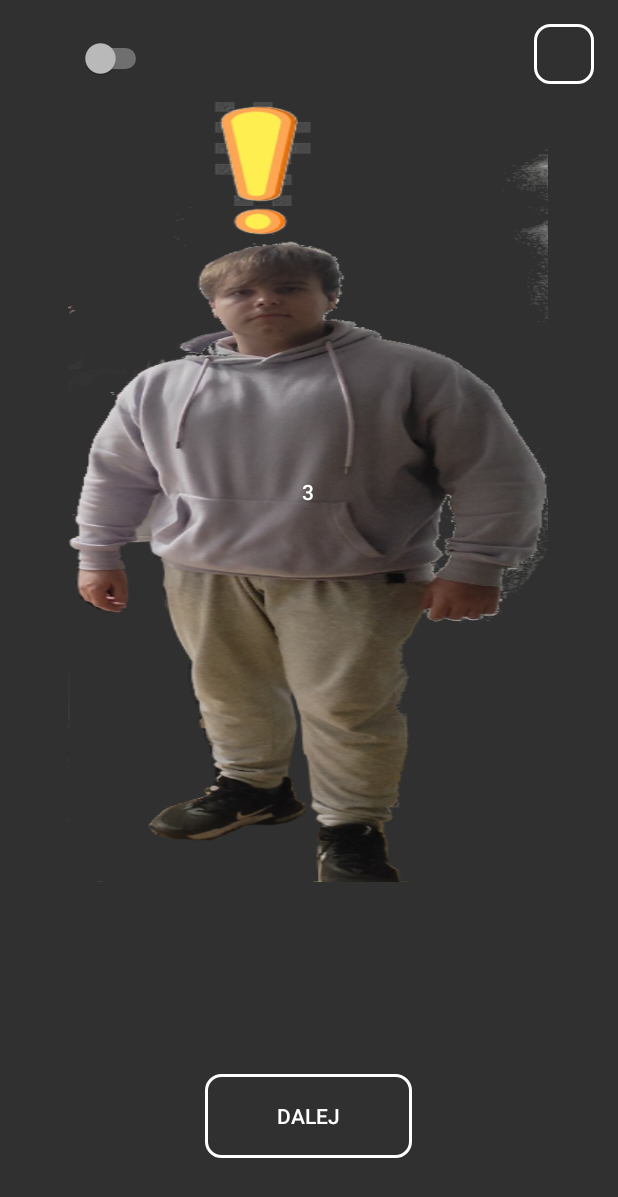
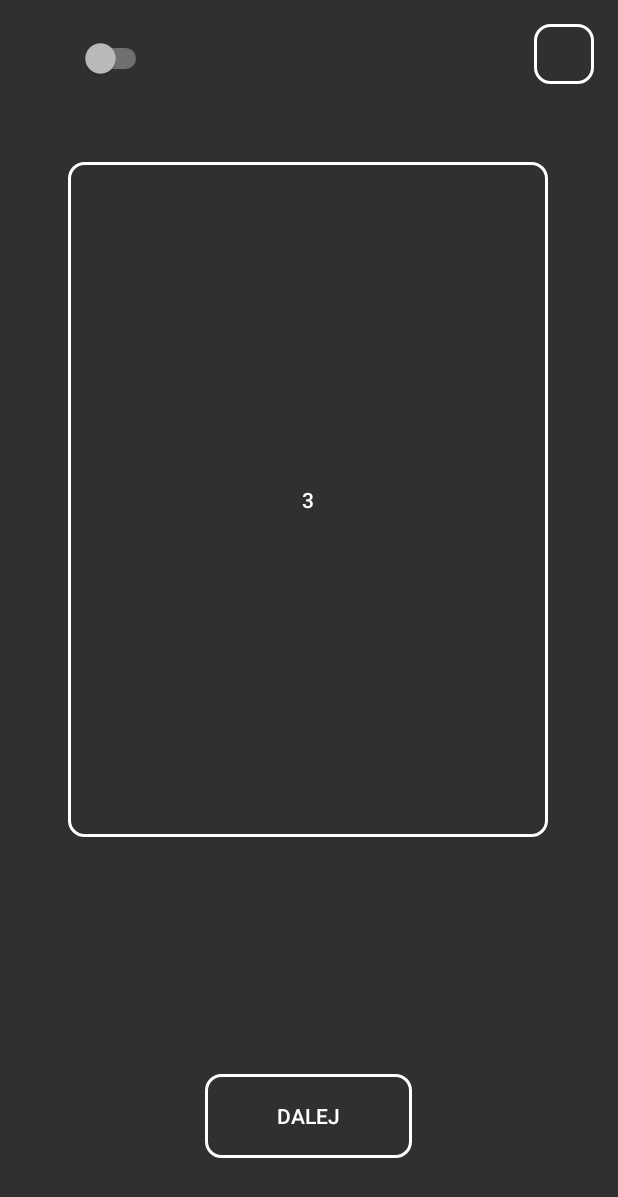
Before and after one commit to TPL-TEAM/KartyNaImprezeAPK, an Android app built with Jetpack Compose: the GameplayAc screen opened directly, with no data from a screen before it, on a phone screen of 412 x 824 dp. Shown: the top 1197 px of the screen. Run offline under Robolectric (Android 15) with nearby library versions, the phone set to English and light mode, and no system bars.

Commit message:
31.01.2024 - aktywnosc graczy 2

```diff
--- a/app/src/main/java/pl/jdteam/kartymelanzowe/GameplayAc.kt
+++ b/app/src/main/java/pl/jdteam/kartymelanzowe/GameplayAc.kt
@@ -50,13 +50,10 @@ class GameplayAc : ComponentActivity() {
                 if (lista1[losowe1] != binding.karta.text) {
                     binding.karta.startAnimation(animation1)
                     animation1.setAnimationListener(object : Animation.AnimationListener {
-                        override fun onAnimationStart(animation: Animation?) {
-                            // Kod, który zostanie wykonany na początku animacji1 (opcjonalnie).
-                        }
+                        override fun onAnimationStart(animation: Animation?) {}
 
                         override fun onAnimationEnd(animation: Animation?) {
-                            // Kod, który zostanie wykonany po zakończeniu animacji1.
-                            // binding.karta.setVisibility(View.GONE)
+
 
                             if (check == 1) {
                                 lista1.removeAt(losowe1)
@@ -75,9 +72,8 @@ class GameplayAc : ComponentActivity() {
                             }
                         }
 
-                        override fun onAnimationRepeat(animation: Animation?) {
-                            // Kod, który zostanie wykonany podczas powtórzenia animacji1 (opcjonalnie).
-                        }
+                        override fun onAnimationRepeat(animation: Animation?) {}
+
                     })
                 }
             } else {
--- a/app/src/main/res/anim/zmniejsz.xml
+++ b/app/src/main/res/anim/zmniejsz.xml
@@ -1,5 +1,4 @@
 <?xml version="1.0" encoding="utf-8"?>
 <set xmlns:android="http://schemas.android.com/apk/res/android">
-    <scale android:duration="1000" android:pivotX="50%" android:fromXScale="0.0" android:fromYScale="1.0" android:toXScale="1.0" android:toYScale="1.0" />
-
+    <scale android:duration="500" android:pivotX="50%" android:pivotY="50%" android:fromXScale="0.0" android:fromYScale="1.2" android:toXScale="1.0" android:toYScale="1.0" />
 </set>
--- a/app/src/main/res/anim/zwieksz.xml
+++ b/app/src/main/res/anim/zwieksz.xml
@@ -1,4 +1,4 @@
 <?xml version="1.0" encoding="utf-8"?>
 <set xmlns:android="http://schemas.android.com/apk/res/android">
-    <scale android:duration="1000" android:pivotX="50%" android:fromXScale="1.0" android:fromYScale="1.0" android:toXScale="0.0" android:toYScale="1.0"/>
+    <scale android:duration="500" android:pivotX="50%" android:pivotY="50%" android:fromXScale="1.0" android:fromYScale="1.0" android:toXScale="0.0" android:toYScale="1.2"/>
 </set>
--- a/app/src/main/res/layout/activity_gameplay.xml
+++ b/app/src/main/res/layout/activity_gameplay.xml
@@ -21,9 +21,9 @@
     <Button
         android:id="@+id/karta"
         android:layout_width="320dp"
-        android:layout_height="520dp"
-        android:layout_marginTop="68dp"
-        android:background="@drawable/xayoo"
+        android:layout_height="450dp"
+        android:layout_marginTop="108dp"
+        android:background="@drawable/ksztalt_1xml"
         android:text="Karta"
         app:layout_constraintEnd_toEndOf="parent"
         app:layout_constraintHorizontal_bias="0.494"
```
